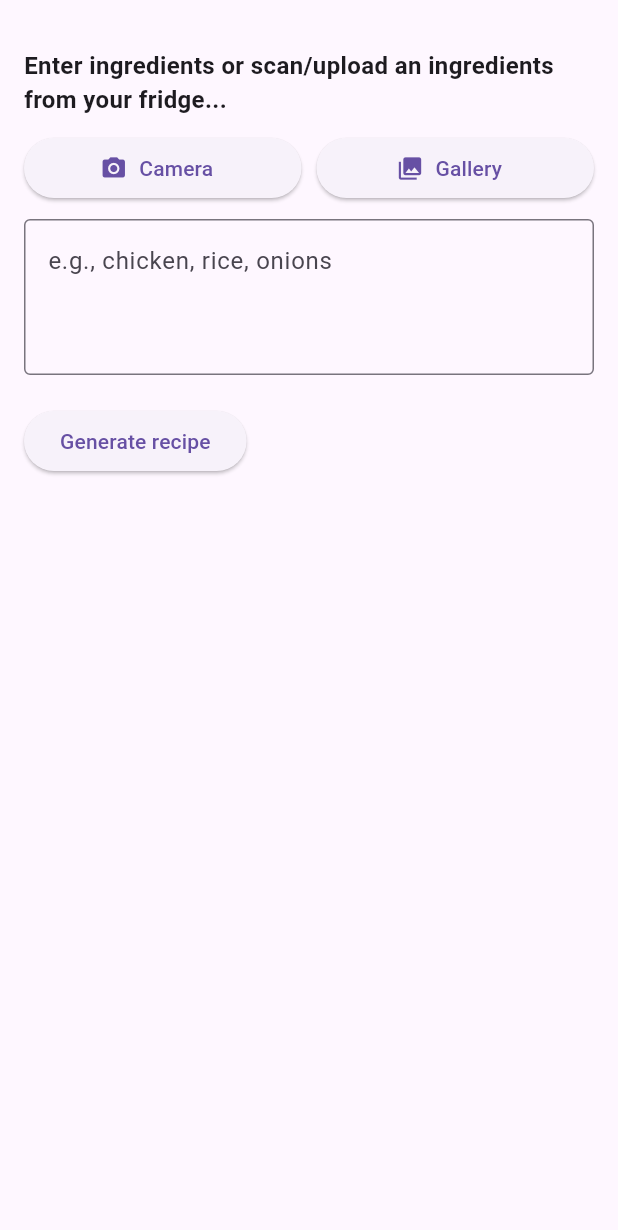
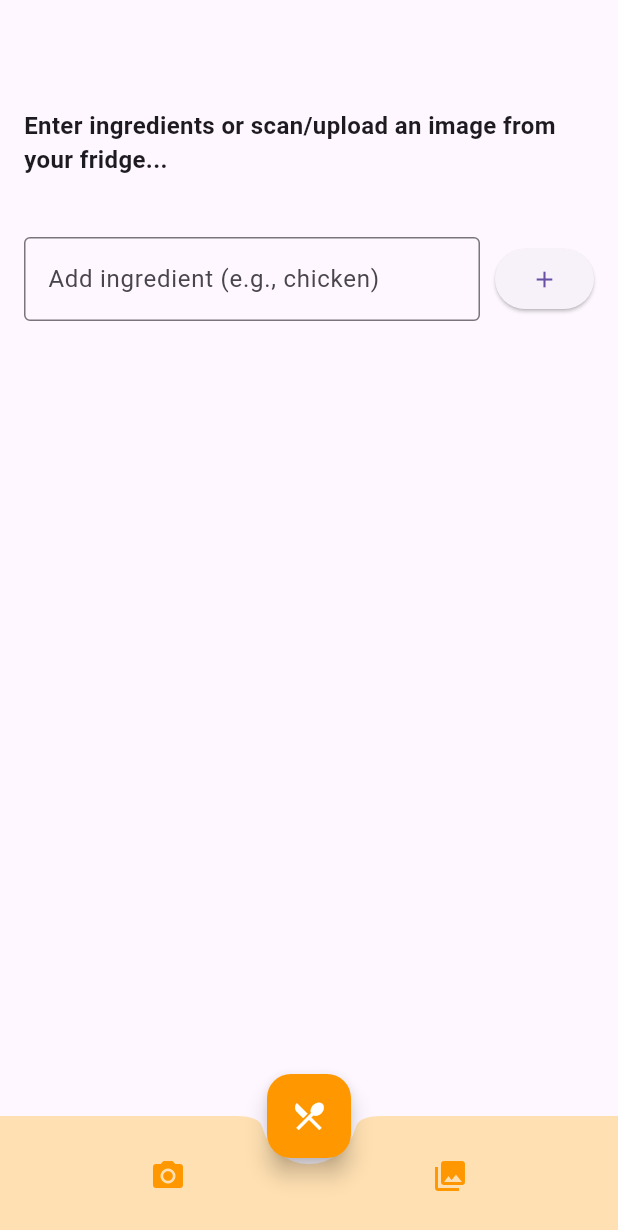
Before and after one commit to ralphspencerlacson/align-app, a Flutter app: the screen it shows after launch, on a phone screen of 412 x 824 dp. Shown: the top 1230 px of the screen. Run offline on Flutter 3.47's test engine with Material 3 defaults, Android fonts, the phone set to English and light mode, and no system bars; our stand-ins replace flutter_dotenv, image_picker, permission_handler.

Commit message:
feat: Updated UI for ingredients input

```diff
--- a/lib/pages/recipe/generate_recipe_page.dart
+++ b/lib/pages/recipe/generate_recipe_page.dart
@@ -22,7 +22,7 @@ class _GenerateRecipePageState extends State<GenerateRecipePage> {
   bool _isAnalyzing = false;
   String? _errorMessage;
   File? _selectedImage;
-  List<String> _analyzedIngredients = [];
+  List<String> _ingredientsList = [];
 
   // Objects
   final ImagePicker _picker = ImagePicker();
@@ -100,16 +100,12 @@ class _GenerateRecipePageState extends State<GenerateRecipePage> {
       final ingredients = await GroqAIService.analyzeIngredients(_selectedImage!);
 
       setState(() {
-        _analyzedIngredients = ingredients;
         _isAnalyzing = false;
 
-        String currentIngredients = _ingredientsController.text.trim();
-        String newIngredients = ingredients.join(', ');
-
-        if(currentIngredients.isEmpty) {
-          _ingredientsController.text = newIngredients;
-        } else {
-          _ingredientsController.text = '$currentIngredients, $newIngredients';
+        for (String ingredient in ingredients) {
+          if (!_ingredientsList.contains(ingredient.trim().toLowerCase())) {
+            _ingredientsList.add(ingredient.trim());
+          }
         }
       });
     } catch (e) {
@@ -120,8 +116,25 @@ class _GenerateRecipePageState extends State<GenerateRecipePage> {
     }
   }
 
+  void _addIngredient() {
+    final ingredient = _ingredientsController.text.trim();
+    if(ingredient.isNotEmpty && !_ingredientsList.contains(ingredient)) {
+      setState(() {
+        _ingredientsList.add(ingredient);
+        _ingredientsController.clear();
+        _errorMessage = null;
+      });
+    }
+  }
+
+  void _removeIngredient(int index) {
+    setState(() {
+      _ingredientsList.removeAt(index);
+    });
+  }
+
   void _generateRecipe() async {
-    if(_ingredientsController.text.trim().isEmpty) {
+    if(_ingredientsList.isEmpty) {
         setState(() {
             _errorMessage = 'Please enter at least one ingredient.';
         });
@@ -159,21 +172,24 @@ class _GenerateRecipePageState extends State<GenerateRecipePage> {
 
   @override
   Widget build(BuildContext context) {
-    return Padding(
+    return Scaffold(
+      body: SingleChildScrollView(
         padding: const EdgeInsets.symmetric(horizontal: 16.0, vertical: 32.0),
         child: Column(
           crossAxisAlignment: CrossAxisAlignment.start,
           children: [
+            const SizedBox(height: 40),
+
             const Text(
-                  'Enter ingredients or scan/upload an ingredients from your fridge...',
+              'Enter ingredients or scan/upload an image from your fridge...',
               style: TextStyle(
                 fontSize: 16,
                 fontWeight: FontWeight.bold,
               ),
             ),
-              const SizedBox(height: 10),
+            const SizedBox(height: 40),
 
-              if (_selectedImage != null) ... [
+            if (_selectedImage != null) ...[
               Container(
                 height: 200,
                 width: double.infinity,
@@ -189,51 +205,58 @@ class _GenerateRecipePageState extends State<GenerateRecipePage> {
                   ),
                 )
               ),
-                const SizedBox(height: 10,),
+              const SizedBox(height: 10),
             ],
 
-              // Camera and Gallery Buttons
+            // Ingredient TextField
             Row(
               children: [
                 Expanded(
-                    child: ElevatedButton.icon(
-                      onPressed: _isAnalyzing ? null : _pickImageFromCamera,
-                      icon: const Icon(Icons.camera_alt),
-                      label: const Text('Camera')
+                  child: TextField(
+                    controller: _ingredientsController,
+                    decoration: const InputDecoration(
+                      hintText: 'Add ingredient (e.g., chicken)',
+                      border: OutlineInputBorder(),
+                    ),
+                    onSubmitted: (_) => _addIngredient(),
                   ),
                 ),
                 const SizedBox(width: 10),
-                  Expanded(
-                    child: ElevatedButton.icon(
-                      onPressed: _isAnalyzing ? null : _pickImageFromGallery,
-                      icon: const Icon(Icons.photo_library),
-                      label: const Text('Gallery'),
-                    ),
+                ElevatedButton(
+                  onPressed: _addIngredient,
+                  child: const Icon(Icons.add),
                 )
               ],
             ),
+            const SizedBox(height: 20),
+
+            // Ingredient Display
+            if (_ingredientsList.isNotEmpty) ...[
+              const Text(
+                'Ingredients:',
+                style: TextStyle(
+                  fontSize: 16,
+                  fontWeight: FontWeight.bold,
+                )
+              ),
               const SizedBox(height: 10),
-
-              // Ingredients TextField
-              TextField(
-                  controller: _ingredientsController,
-                  decoration: const InputDecoration(
-                      hintText: 'e.g., chicken, rice, onions',
-                      border: OutlineInputBorder(),
-                  ),
-                  maxLines: 3,
+              Wrap(
+                spacing: 8.0,
+                runSpacing: 4.0,
+                children: _ingredientsList.asMap().entries.map((entry) {
+                  return Chip(
+                    label: Text(entry.value),
+                    deleteIcon: const Icon(Icons.close, size: 18),
+                    onDeleted: () => _removeIngredient(entry.key),
+                    backgroundColor: Colors.orange.shade100,
+                  );
+                }).toList(),
               ),
               const SizedBox(height: 20),
-
-              // Submit button
-              ElevatedButton(
-                onPressed: _isLoading ? null : _generateRecipe,
-                child: _isLoading ? const CircularProgressIndicator(color: Colors.white) : const Text('Generate recipe')
-              ),
-              SizedBox(height: 20),
+            ],
 
             // Error message display
-              if(_errorMessage != null) ... [
+            if(_errorMessage != null) ...[
               Container(
                 padding: const EdgeInsets.all(8.0),
                 decoration: BoxDecoration(
@@ -248,6 +271,46 @@ class _GenerateRecipePageState extends State<GenerateRecipePage> {
             ],
           ],
         ),
+      ),
+      bottomNavigationBar: BottomAppBar(
+        color: Colors.orange.shade100,
+        shape: const CircularNotchedRectangle(),
+        child: Container(
+          padding: const EdgeInsets.symmetric(horizontal: 2.0),
+          height: 60,
+          child: Row(
+            mainAxisAlignment: MainAxisAlignment.spaceBetween,
+            children: [
+              Expanded(
+                child: IconButton(
+                  icon: const Icon(Icons.camera_alt, color: Colors.orange,),
+                  onPressed: _isAnalyzing ? null : _pickImageFromCamera,
+                  tooltip: 'Take Photo',
+                ),
+              ),
+              Expanded(
+                child: IconButton(
+                  icon: const Icon(Icons.photo_library, color: Colors.orange,),
+                  onPressed: _isAnalyzing ? null : _pickImageFromGallery,
+                  tooltip: 'Upload from Gallery',
+                ),
+              ),
+            ],
+          ),
+        )
+      ),
+      floatingActionButton: FloatingActionButton(
+        onPressed: _isLoading ? null : _generateRecipe,
+        tooltip: 'Generate Recipe',
+        backgroundColor: Colors.orange,
+        child: _isLoading
+            ? const CircularProgressIndicator(
+                valueColor: AlwaysStoppedAnimation<Color>(Colors.white),
+              )
+            : const Icon(Icons.restaurant_menu, color: Colors.white),
+      ),
+      floatingActionButtonLocation: FloatingActionButtonLocation.centerDocked,
+
     );
   }
 
```
Lines whose indentation alone changed are shown as unchanged.
